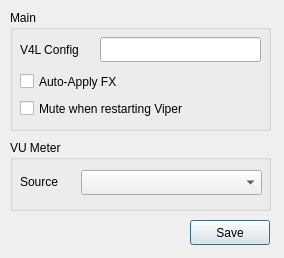
First picture: the form in settings.ui, repository Audio4Linux/Viper4Linux-GUI, before the edit.
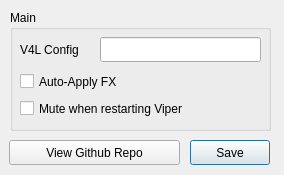
Second picture: the form after the edit.

Commit message: Removed VU Meter

```diff
--- a/settings.ui
+++ b/settings.ui
@@ -7,7 +7,7 @@
     <x>0</x>
     <y>0</y>
     <width>284</width>
-    <height>258</height>
+    <height>175</height>
    </rect>
   </property>
   <property name="windowTitle">
@@ -17,7 +17,7 @@
    <property name="geometry">
     <rect>
      <x>190</x>
-     <y>220</y>
+     <y>140</y>
      <width>80</width>
      <height>25</height>
     </rect>
@@ -88,41 +88,18 @@
     </property>
    </widget>
   </widget>
-  <widget class="QGroupBox" name="groupBox_2">
+  <widget class="QPushButton" name="github">
    <property name="geometry">
     <rect>
-     <x>10</x>
+     <x>9</x>
      <y>140</y>
-     <width>261</width>
-     <height>71</height>
+     <width>171</width>
+     <height>25</height>
     </rect>
    </property>
-   <property name="title">
-    <string>VU Meter</string>
+   <property name="text">
+    <string>View Github Repo</string>
    </property>
-   <widget class="QLabel" name="label_2">
-    <property name="geometry">
-     <rect>
-      <x>10</x>
-      <y>33</y>
-      <width>71</width>
-      <height>17</height>
-     </rect>
-    </property>
-    <property name="text">
-     <string>Source</string>
-    </property>
-   </widget>
-   <widget class="QComboBox" name="source">
-    <property name="geometry">
-     <rect>
-      <x>71</x>
-      <y>30</y>
-      <width>181</width>
-      <height>25</height>
-     </rect>
-    </property>
-   </widget>
   </widget>
  </widget>
  <resources/>
```
The commit also changes 11 other files.
